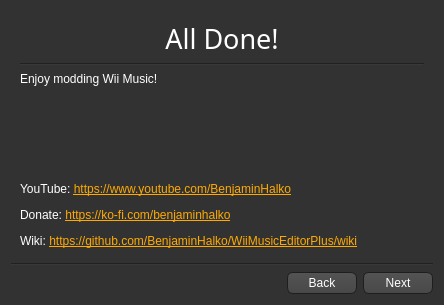
First picture: the form in FirstSetup.ui, repository BenjaminHalko/WiiMusicEditorPlus, before the edit.
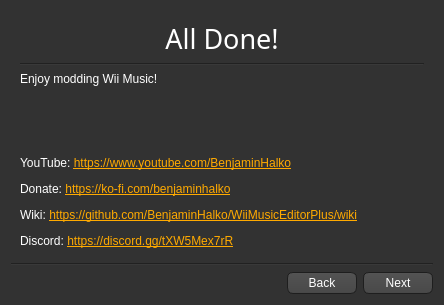
Second picture: the form after the edit. The open tabs and pages were chosen to show the change. Icons and pictures are not drawn.

Diff of the .ui file:
```diff
--- a/FirstSetup.ui
+++ b/FirstSetup.ui
@@ -939,7 +939,7 @@
        <item>
         <widget class="QLabel" name="EndLinks">
          <property name="text">
-          <string>&lt;html&gt;&lt;head/&gt;&lt;body&gt;&lt;p&gt;YouTube: &lt;a href=&quot;https://www.youtube.com/BenjaminHalko&quot;&gt;&lt;span style=&quot; text-decoration: underline; color:#ffaa00;&quot;&gt;https://www.youtube.com/BenjaminHalko&lt;/span&gt;&lt;/a&gt;&lt;/p&gt;&lt;p&gt;Donate: &lt;a href=&quot;https://ko-fi.com/benjaminhalko&quot;&gt;&lt;span style=&quot; text-decoration: underline; color:#ffaa00;&quot;&gt;https://ko-fi.com/benjaminhalko&lt;/span&gt;&lt;/a&gt;&lt;/p&gt;&lt;p&gt;Wiki: &lt;a href=&quot;https://github.com/BenjaminHalko/WiiMusicEditorPlus/wiki&quot;&gt;&lt;span style=&quot; text-decoration: underline; color:#ffaa00;&quot;&gt;https://github.com/BenjaminHalko/WiiMusicEditorPlus/wiki&lt;/span&gt;&lt;/a&gt;&lt;/p&gt;&lt;/body&gt;&lt;/html&gt;</string>
+          <string>&lt;html&gt;&lt;head/&gt;&lt;body&gt;&lt;p&gt;YouTube: &lt;a href=&quot;https://www.youtube.com/BenjaminHalko&quot;&gt;&lt;span style=&quot; text-decoration: underline; color:#ffaa00;&quot;&gt;https://www.youtube.com/BenjaminHalko&lt;/span&gt;&lt;/a&gt;&lt;/p&gt;&lt;p&gt;Donate: &lt;a href=&quot;https://ko-fi.com/benjaminhalko&quot;&gt;&lt;span style=&quot; text-decoration: underline; color:#ffaa00;&quot;&gt;https://ko-fi.com/benjaminhalko&lt;/span&gt;&lt;/a&gt;&lt;/p&gt;&lt;p&gt;Wiki: &lt;a href=&quot;https://github.com/BenjaminHalko/WiiMusicEditorPlus/wiki&quot;&gt;&lt;span style=&quot; text-decoration: underline; color:#ffaa00;&quot;&gt;https://github.com/BenjaminHalko/WiiMusicEditorPlus/wiki&lt;/span&gt;&lt;/a&gt;&lt;/p&gt;&lt;p&gt;Discord: &lt;a href=&quot;https://discord.gg/tXW5Mex7rR&quot;&gt;&lt;span style=&quot; text-decoration: underline; color:#ffaa00;&quot;&gt;https://discord.gg/tXW5Mex7rR&lt;/span&gt;&lt;/a&gt;&lt;/p&gt;&lt;/body&gt;&lt;/html&gt;</string>
          </property>
          <property name="openExternalLinks">
           <bool>true</bool>
```
